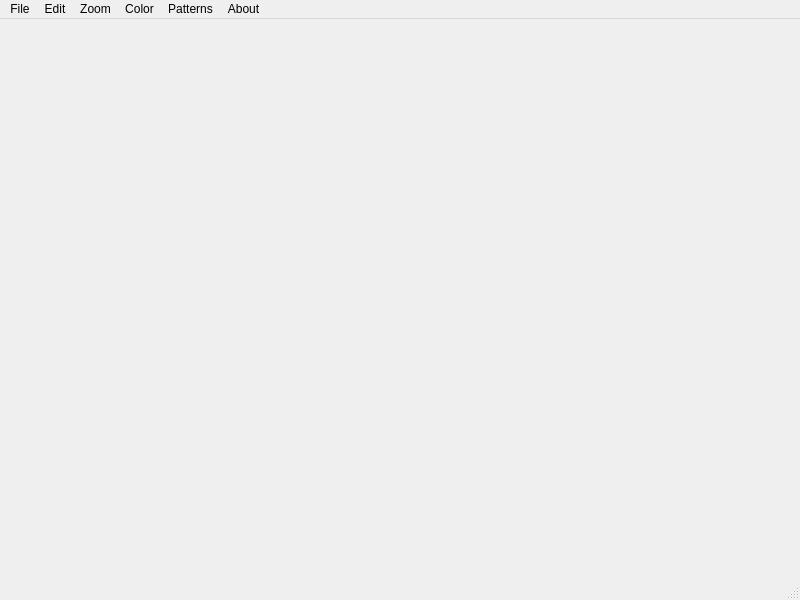
Before: the Qt Designer form src/app/mainwindow.ui in SabrePenguin/IGP, drawn with Qt 5.
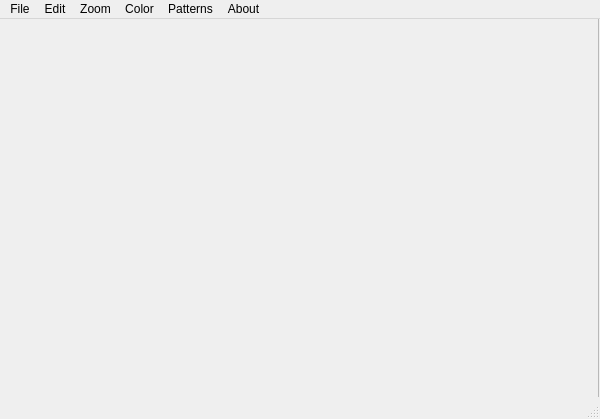
After: the same form once the commit is applied.

The edit to the form file:
```diff
--- a/src/app/mainwindow.ui
+++ b/src/app/mainwindow.ui
@@ -6,20 +6,47 @@
    <rect>
     <x>0</x>
     <y>0</y>
-    <width>800</width>
-    <height>600</height>
+    <width>600</width>
+    <height>419</height>
    </rect>
   </property>
   <property name="windowTitle">
    <string>MainWindow</string>
   </property>
-  <widget class="QWidget" name="centralwidget"/>
+  <widget class="QWidget" name="centralwidget">
+   <widget class="QScrollArea" name="scrollArea">
+    <property name="geometry">
+     <rect>
+      <x>-1</x>
+      <y>-4</y>
+      <width>600</width>
+      <height>400</height>
+     </rect>
+    </property>
+    <property name="widgetResizable">
+     <bool>true</bool>
+    </property>
+    <property name="alignment">
+     <set>Qt::AlignCenter</set>
+    </property>
+    <widget class="QWidget" name="scrollAreaWidgetContents">
+     <property name="geometry">
+      <rect>
+       <x>0</x>
+       <y>0</y>
+       <width>598</width>
+       <height>398</height>
+      </rect>
+     </property>
+    </widget>
+   </widget>
+  </widget>
   <widget class="QMenuBar" name="menubar">
    <property name="geometry">
     <rect>
      <x>0</x>
      <y>0</y>
-     <width>800</width>
+     <width>600</width>
      <height>26</height>
     </rect>
    </property>
```
